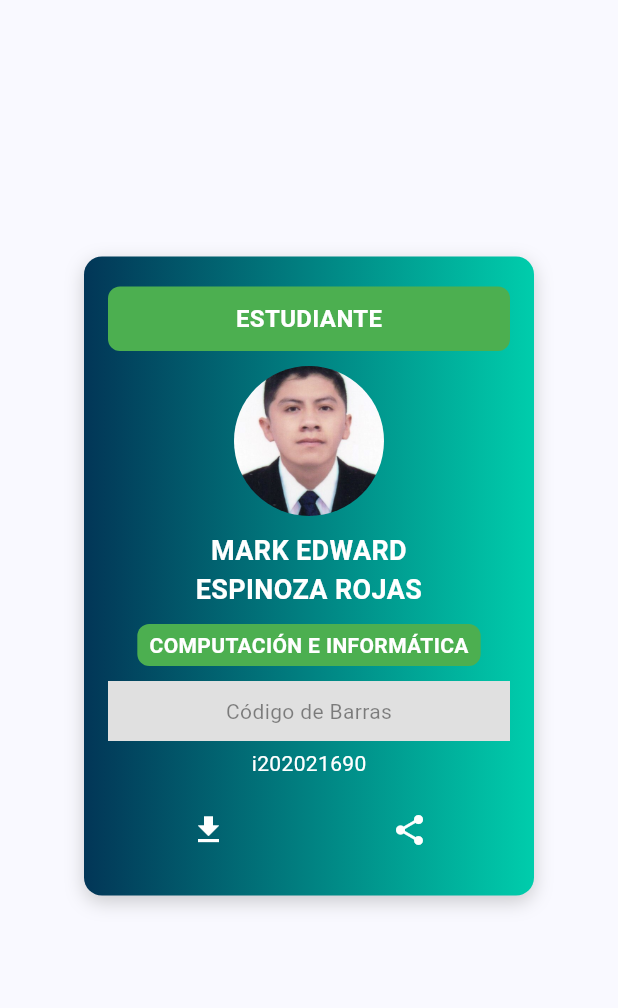
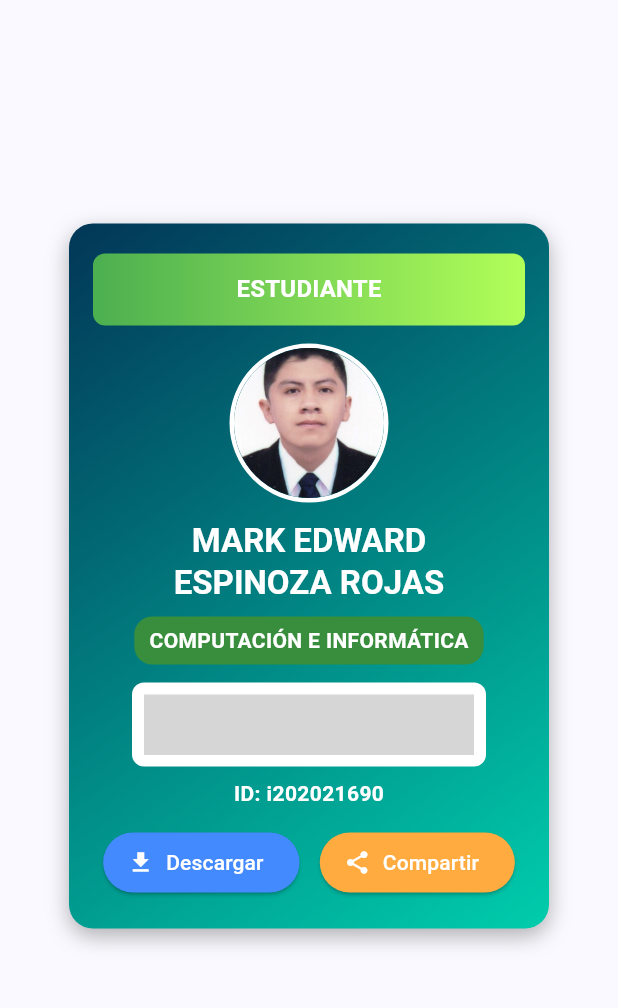
Before and after one commit to markedws21/mInstApp, a Flutter app: the MenuPage screen opened by its route, in the side drawer, after a tap on "MI CARNET", on a phone screen of 412 x 824 dp, the part 84-1092 px from its top. Run offline on Flutter 3.47's test engine with Material 3 defaults, Android fonts, the phone set to English and light mode, and no system bars; drawn by our look-alikes of barcode_widget; our stand-ins replace carousel_slider, go_router, google_fonts, table_calendar; grey boxes are pictures that could not be loaded.

Commit message:
Mejoras v2

```diff
--- a/minstapp/lib/Common/go_router.dart
+++ b/minstapp/lib/Common/go_router.dart
@@ -1,6 +1,6 @@
 import 'package:flutter/cupertino.dart';
 import 'package:go_router/go_router.dart';
-import 'package:minstapp/Pages/Carnet/cardPhoto_page.dart';
+import 'package:minstapp/Pages/Carnet/card_photopage.dart';
 import 'package:minstapp/Pages/splash_screen.dart';
 import 'package:minstapp/Pages/Calendario/calendario_page.dart';
 import 'package:minstapp/Pages/Horario/horario_page.dart';
--- a/minstapp/lib/pages/Carnet/cardPhoto_page.dart
+++ /dev/null
@@ -1,143 +0,0 @@
-// ignore_for_file: file_names
-import 'package:flutter/material.dart';
-import 'package:minstapp/widgets/default/scaffold.dart'; // Asegúrate de que DefaultScaffold esté definido correctamente.
-
-class CardPhotoPage extends StatelessWidget {
-  const CardPhotoPage({super.key});
-
-  @override
-  Widget build(BuildContext context) {
-    return WillPopScope(
-      onWillPop: () async => false,
-      child: DefaultScaffold(
-        title: 'MI CARNET',
-        body: Center(
-          child: Container(
-            width: 300, // Ancho del carnet
-            padding: const EdgeInsets.symmetric(vertical: 20, horizontal: 16),
-            decoration: BoxDecoration(
-              gradient: const LinearGradient(
-                colors: <Color>[
-                  Color(0xFF023657),
-                  Color(0xFF00CDAC),
-                ],
-              ),
-              borderRadius: BorderRadius.circular(12),
-              boxShadow: [
-                BoxShadow(
-                  color: Colors.grey.withOpacity(0.5),
-                  blurRadius: 10,
-                  offset: const Offset(0, 4),
-                ),
-              ],
-            ),
-            child: Column(
-              mainAxisSize: MainAxisSize.min,
-              children: [
-                // Encabezado verde con texto "ESTUDIANTE"
-                Container(
-                  padding: const EdgeInsets.all(10),
-                  decoration: BoxDecoration(
-                    color: Colors.green,
-                    borderRadius: BorderRadius.circular(8),
-                  ),
-                  child: Center(
-                    child: Text(
-                      'ESTUDIANTE',
-                      style: TextStyle(
-                        color: Colors.white,
-                        fontWeight: FontWeight.bold,
-                        fontSize: 16,
-                      ),
-                    ),
-                  ),
-                ),
-                const SizedBox(height: 10),
-                // Imagen del estudiante
-                ClipOval(
-                  child: Image.asset(
-                    "assets/images/foto_carnet.jpg", // URL de la imagen
-                    width: 100,
-                    height: 100,
-                    fit: BoxFit.cover,
-                  ),
-                ),
-                const SizedBox(height: 10),
-                // Nombre del estudiante
-                Text(
-                  'MARK EDWARD',
-                  textAlign: TextAlign.center,
-                  style: TextStyle(
-                    color: Colors.white,
-                    fontWeight: FontWeight.bold,
-                    fontSize: 18,
-                  ),
-                ),
-                // Nombre del estudiante
-                Text(
-                  'ESPINOZA ROJAS',
-                  textAlign: TextAlign.center,
-                  style: TextStyle(
-                    color: Colors.white,
-                    fontWeight: FontWeight.bold,
-                    fontSize: 18,
-                  ),
-                ),
-                const SizedBox(height: 10),
-                // Carrera
-                Container(
-                  padding: const EdgeInsets.symmetric(horizontal: 8, vertical: 4),
-                  decoration: BoxDecoration(
-                    color: Colors.green,
-                    borderRadius: BorderRadius.circular(8),
-                  ),
-                  child: Text(
-                    'COMPUTACIÓN E INFORMÁTICA',
-                    style: const TextStyle(
-                      color: Colors.white,
-                      fontWeight: FontWeight.bold,
-                      fontSize: 14,
-                    ),
-                  ),
-                ),
-                const SizedBox(height: 10),
-                // Código de barras (ejemplo simple)
-                Container(
-                  width: double.infinity,
-                  height: 40,
-                  color: Colors.grey.shade300,
-                  alignment: Alignment.center,
-                  child: const Text('Código de Barras', style: TextStyle(color: Colors.black45)),
-                ),
-                const SizedBox(height: 5),
-                // Código ID
-                Text(
-                  'i202021690',
-                  style: const TextStyle(
-                    color: Colors.white,
-                    fontSize: 14,
-                  ),
-                ),
-                const SizedBox(height: 10),
-                // Botones de descarga y compartir
-                Row(
-                  mainAxisAlignment: MainAxisAlignment.spaceAround,
-                  children: [
-                    IconButton(
-                      onPressed: () {},
-                      icon: const Icon(Icons.download, color: Colors.white),
-                    ),
-                    IconButton(
-                      onPressed: () {},
-                      icon: const Icon(Icons.share, color: Colors.white),
-                    ),
-                  ],
-                ),
-              ],
-            ),
-          ),
-        ),
-      ),
-    );
-  }
-}
--- /dev/null
+++ b/minstapp/lib/pages/Carnet/card_photopage.dart
@@ -0,0 +1,160 @@
+import 'package:flutter/material.dart';
+import 'package:minstapp/widgets/default/scaffold.dart';
+import 'package:barcode_widget/barcode_widget.dart';
+
+class CardPhotoPage extends StatelessWidget {
+  const CardPhotoPage({super.key});
+
+  @override
+  Widget build(BuildContext context) {
+    return WillPopScope(
+      onWillPop: () async => false,
+      child: DefaultScaffold(
+        title: 'MI CARNET',
+        body: Center(
+          child: Container(
+            width: 320, // Ancho del carnet mejorado
+            padding: const EdgeInsets.symmetric(vertical: 20, horizontal: 16),
+            decoration: BoxDecoration(
+              gradient: const LinearGradient(
+                begin: Alignment.topLeft,
+                end: Alignment.bottomRight,
+                colors: [
+                  Color(0xFF023657),
+                  Color(0xFF00CDAC),
+                ],
+              ),
+              borderRadius: BorderRadius.circular(16),
+              boxShadow: [
+                BoxShadow(
+                  color: Colors.black.withOpacity(0.3),
+                  blurRadius: 12,
+                  offset: const Offset(0, 5),
+                ),
+              ],
+            ),
+            child: Column(
+              mainAxisSize: MainAxisSize.min,
+              children: [
+                // Encabezado degradado
+                Container(
+                  width: double.infinity,
+                  padding: const EdgeInsets.all(12),
+                  decoration: BoxDecoration(
+                    gradient: const LinearGradient(
+                      colors: [Colors.green, Colors.lightGreenAccent],
+                    ),
+                    borderRadius: BorderRadius.circular(8),
+                  ),
+                  child: Center(
+                    child: Text(
+                      'ESTUDIANTE',
+                      style: Theme.of(context).textTheme.titleMedium!.copyWith(
+                            color: Colors.white,
+                            fontWeight: FontWeight.bold,
+                          ),
+                    ),
+                  ),
+                ),
+                const SizedBox(height: 12),
+                // Imagen del estudiante con borde
+                Container(
+                  decoration: BoxDecoration(
+                    shape: BoxShape.circle,
+                    border: Border.all(color: Colors.white, width: 3),
+                  ),
+                  child: ClipOval(
+                    child: Image.asset(
+                      "assets/images/foto_carnet.jpg",
+                      width: 100,
+                      height: 100,
+                      fit: BoxFit.cover,
+                    ),
+                  ),
+                ),
+                const SizedBox(height: 12),
+                // Nombre completo
+                Text(
+                  'MARK EDWARD\nESPINOZA ROJAS',
+                  textAlign: TextAlign.center,
+                  style: Theme.of(context).textTheme.titleLarge!.copyWith(
+                        color: Colors.white,
+                        fontWeight: FontWeight.bold,
+                      ),
+                ),
+                const SizedBox(height: 8),
+                // Carrera con fondo mejorado
+                Container(
+                  padding: const EdgeInsets.symmetric(horizontal: 10, vertical: 6),
+                  decoration: BoxDecoration(
+                    color: Colors.green.shade700,
+                    borderRadius: BorderRadius.circular(12),
+                  ),
+                  child: Text(
+                    'COMPUTACIÓN E INFORMÁTICA',
+                    style: const TextStyle(
+                      color: Colors.white,
+                      fontWeight: FontWeight.bold,
+                      fontSize: 14,
+                    ),
+                  ),
+                ),
+                const SizedBox(height: 12),
+                // Código de barras mejorado
+                Container(
+                  padding: const EdgeInsets.all(8),
+                  decoration: BoxDecoration(
+                    color: Colors.white,
+                    borderRadius: BorderRadius.circular(8),
+                  ),
+                  child: BarcodeWidget(
+                    barcode: Barcode.code128(),
+                    data: 'i202021690',
+                    width: 220,
+                    height: 40,
+                    drawText: false,
+                  ),
+                ),
+                const SizedBox(height: 8),
+                // Código ID
+                Text(
+                  'ID: i202021690',
+                  style: const TextStyle(
+                    color: Colors.white,
+                    fontSize: 14,
+                    fontWeight: FontWeight.bold,
+                  ),
+                ),
+                const SizedBox(height: 12),
+                // Botones de acción con iconos más elegantes
+                Row(
+                  mainAxisAlignment: MainAxisAlignment.spaceAround,
+                  children: [
+                    ElevatedButton.icon(
+                      onPressed: () {},
+                      icon: const Icon(Icons.download, color: Colors.white),
+                      label: const Text("Descargar"),
+                      style: ElevatedButton.styleFrom(
+                        backgroundColor: Colors.blueAccent,
+                        foregroundColor: Colors.white,
+                      ),
+                    ),
+                    ElevatedButton.icon(
+                      onPressed: () {},
+                      icon: const Icon(Icons.share, color: Colors.white),
+                      label: const Text("Compartir"),
+                      style: ElevatedButton.styleFrom(
+                        backgroundColor: Colors.orangeAccent,
+                        foregroundColor: Colors.white,
+                      ),
+                    ),
+                  ],
+                ),
+              ],
+            ),
+          ),
+        ),
+      ),
+    );
+  }
+}
--- a/minstapp/lib/pages/login/login_app.dart
+++ b/minstapp/lib/pages/login/login_app.dart
@@ -27,14 +27,12 @@ class LoginPageState extends State<LoginPage> {
       resizeToAvoidBottomInset: false,
       body: Stack(
         children: [
-          // Fondo de color sólido
           Container(
             color: const Color(0xFF023657),
           ),
-          // Imagen con animación de desvanecimiento
           AnimatedOpacity(
-            duration: const Duration(seconds: 1), // Duración del fade
-            opacity: _isImageLoaded ? 1.0 : 0.0, // Aparece suavemente
+            duration: const Duration(seconds: 1),
+            opacity: _isImageLoaded ? 1.0 : 0.0,
             child: Container(
               decoration: BoxDecoration(
                 image: DecorationImage(
@@ -67,7 +65,7 @@ class LoginPageState extends State<LoginPage> {
                   _buildButton("Ingresar", () => context.go('/menu')),
                   const SizedBox(height: 15),
                   InkWell(
-                    onTap: () => context.push('/auth'),
+                    onTap: () => context.go('/auth'),
                     child: Padding(
                       padding: const EdgeInsets.symmetric(horizontal: 20.0),
                       child: Text(
--- a/minstapp/lib/pages/menu/menu.dart
+++ b/minstapp/lib/pages/menu/menu.dart
@@ -1,15 +1,32 @@
 import 'package:carousel_slider/carousel_slider.dart';
 import 'package:flutter/material.dart';
 import 'package:google_fonts/google_fonts.dart';
-import 'package:minstapp/Pages/Notificaciones/notificaciones.dart';
 import 'package:minstapp/widgets/default/scaffold.dart';
 
-class MenuPage extends StatelessWidget {
-  MenuPage({super.key});
+class MenuPage extends StatefulWidget {
+  const MenuPage({super.key});
+
+  @override
+  MenuPageState createState() => MenuPageState();
+}
+
+class MenuPageState extends State<MenuPage> {
+  bool _isVisible = false;
+
   final List<String> images = [
     "assets/images/fond.jpg",
     "assets/images/cib.jpg",
   ];
+
+  @override
+  void initState() {
+    super.initState();
+    Future.delayed(const Duration(milliseconds: 300), () {
+      setState(() {
+        _isVisible = true;
+      });
+    });
+  }
 
   @override
   Widget build(BuildContext context) {
@@ -17,17 +34,47 @@ class MenuPage extends StatelessWidget {
       onWillPop: () async => false,
       child: DefaultScaffold(
         title: 'INICIO',
-        body: Column(
+        body: AnimatedOpacity(
+          opacity: _isVisible ? 1.0 : 0.0,
+          duration: const Duration(milliseconds: 500),
+          child: Column(
             crossAxisAlignment: CrossAxisAlignment.start,
             children: [
-            // Encabezado con imagen
-            Stack(
+              _buildHeader(),
+              _buildSectionTitle("RECIENTES"),
+              _buildRecentButtons(context),
+              _buildSectionTitle("PRÓXIMA CLASE"),
+              _buildNextClassSection(),
+              _buildSectionTitle("NOTICIAS"),
+              _buildNewsCarousel(),
+            ],
+          ),
+        ),
+      ),
+    );
+  }
+
+  Widget _buildHeader() {
+    return Stack(
       children: [
-                Image.asset(
-                  "assets/images/cib.jpg",
-                  width: double.infinity,
+        Container(
           height: 200,
+          decoration: BoxDecoration(
+            image: DecorationImage(
+              image: AssetImage("assets/images/cib.jpg"),
               fit: BoxFit.cover,
+            ),
+          ),
+        ),
+        Container(
+          height: 200,
+          decoration: BoxDecoration(
+            gradient: LinearGradient(
+              colors: [Colors.black.withOpacity(0.5), Colors.transparent],
+              begin: Alignment.bottomCenter,
+              end: Alignment.topCenter,
+            ),
+          ),
         ),
         const Positioned(
           left: 16,
@@ -42,162 +89,82 @@ class MenuPage extends StatelessWidget {
           ),
         ),
       ],
+    );
+  }
+
+  Widget _buildRecentButtons(BuildContext context) {
+    return Padding(
+      padding: const EdgeInsets.symmetric(horizontal: 16.0),
+      child: Center(
+        child: Column(
+          mainAxisAlignment: MainAxisAlignment.center,
+          crossAxisAlignment: CrossAxisAlignment.center,
+          children: [
+            Text("No hay actividades recientes.")
+          ],
         ),
+      ),
+    );
+  }
 
-            // Sección Recientes
-            Padding(
+  Widget _buildNewsCarousel() {
+    return Padding(
+      padding: const EdgeInsets.symmetric(horizontal: 16.0),
+      child: ClipRRect(
+        borderRadius: BorderRadius.circular(12),
+        child: CarouselSlider(
+          items: images.map((e) => ClipRRect(
+            borderRadius: BorderRadius.circular(12),
+            child: Stack(
+              children: [
+                Image.asset(e, fit: BoxFit.cover, width: double.infinity),
+                Container(
+                  decoration: BoxDecoration(
+                    gradient: LinearGradient(
+                      colors: [Colors.black.withOpacity(0.3), Colors.transparent],
+                      begin: Alignment.bottomCenter,
+                      end: Alignment.topCenter,
+                    ),
+                  ),
+                ),
+              ],
+            ),
+          )).toList(),
+          options: CarouselOptions(
+            height: 120,
+            autoPlay: true,
+            enlargeCenterPage: true,
+            autoPlayInterval: const Duration(seconds: 4),
+            autoPlayCurve: Curves.easeInOut,
+          ),
+        ),
+      ),
+    );
+  }
+
+  Widget _buildSectionTitle(String title) {
+    return Padding(
       padding: const EdgeInsets.all(16.0),
       child: Text(
-                "RECIENTES",
+        title,
         style: GoogleFonts.poppins(
           color: const Color(0xFF023657),
           fontSize: 20,
           fontWeight: FontWeight.bold,
         ),
       ),
-            ),
-            Row(
-              mainAxisAlignment: MainAxisAlignment.spaceEvenly,
-              children: [
-                ElevatedButton(
-                  onPressed: () async {
-                    await Navigator.push(
-                      context,
-                      MaterialPageRoute(
-                        builder: (context) => NotificacionesPage(),
-                      ),
-                    );
-                  },
-                  child: Text("Notificaciones"),
-                ),
-                ElevatedButton(
-                  onPressed: () async {
-                    await Navigator.push(
-                      context,
-                      MaterialPageRoute(
-                        builder: (context) => NotificacionesPage(),
-                      ),
-                    );
-                  },
-                  child: Text("Recientes"),
-                ),
-                ElevatedButton(
-                  onPressed: () async {
-                    await Navigator.push(
-                      context,
-                      MaterialPageRoute(
-                        builder: (context) => NotificacionesPage(),
-                      ),
-                    );
-                  },
-                  child: Text("Extras"),
-                ),
-              ],
-            ),
-
-            // Sección Próxima Clase
-            Padding(
-              padding: const EdgeInsets.all(16.0),
-              child: Text(
-                "PRÓXIMA CLASE",
-                style: GoogleFonts.poppins(
-                  fontSize: 20,
-                  color: const Color(0xFF023657),
-                  fontWeight: FontWeight.bold,
-                ),
-              ),
-            ),
-            _buildNextClassSection(),
-
-            // Sección Noticias
-            Padding(
-              padding: const EdgeInsets.only(
-                  top: 16, bottom: 10, right: 16, left: 16),
-              child: Text(
-                "NOTICIAS",
-                style: GoogleFonts.poppins(
-                  color: const Color(0xFF023657),
-                  fontSize: 20,
-                  fontWeight: FontWeight.bold,
-                ),
-              ),
-            ),
-            Padding(
-              padding: const EdgeInsets.only(
-                  top: 6, bottom: 10, right: 16, left: 16),
-              child: CarouselSlider(
-                items: images.map((e) => SizedBox(
-                      child: Center(
-                        child: Image.asset(
-                          e,
-                          fit: BoxFit.cover,
-                          width: double.infinity,
-                        ),
-                      ),
-                    )).toList(),
-                options: CarouselOptions(
-                  initialPage: 0,
-                  autoPlay: true,
-                  autoPlayInterval: const Duration(seconds: 4),
-                  autoPlayAnimationDuration:
-                      const Duration(milliseconds: 800),
-                  autoPlayCurve: Curves.easeInOut,
-                  enlargeCenterPage: true,
-                  enlargeFactor: 0.1,
-                  enlargeStrategy: CenterPageEnlargeStrategy.scale,
-                  height: 100,
-                  scrollDirection: Axis.horizontal,
-                  pageSnapping: true,
-                ),
-              ),
-            ),
-          ],
-        ),
-      ),
     );
   }
 
-  /// Método modular para la sección "PRÓXIMA CLASE"
   Widget _buildNextClassSection() {
     return Padding(
       padding: const EdgeInsets.symmetric(horizontal: 16.0),
-    child: Container(
-      padding: const EdgeInsets.all(8.0),
-      decoration: BoxDecoration(
-        borderRadius: BorderRadius.circular(8.0),
-      ),
-      child: Row(
-        crossAxisAlignment: CrossAxisAlignment.center,
-        mainAxisAlignment: MainAxisAlignment.spaceAround,
-        children: [
-          Column(
-            mainAxisAlignment: MainAxisAlignment.center,
-            children: [
-              Icon(Icons.access_time, size: 40, color: Color(0xFF023657)),
-              SizedBox(height: 4),
-              Text(
-                "LUNES",
-                style: GoogleFonts.poppins(
-                  fontSize: 14,
-                  fontWeight: FontWeight.bold,
-                  color: Color(0xFF023657),
-                ),
-              ),
-              Text(
-                "11:00 AM",
-                style: GoogleFonts.poppins(
-                  fontSize: 12,
-                  fontWeight: FontWeight.w500,
-                  color: Color(0xFF023657),
-                ),
-              ),
-            ],
-          ),
-          // Detalles de la clase
-          SizedBox(width: 20),
-          Expanded(
+      child: Card(
+        elevation: 4,
+        shape: RoundedRectangleBorder(borderRadius: BorderRadius.circular(12)),
+        child: Padding(
+          padding: const EdgeInsets.all(16.0),
           child: Column(
-              mainAxisAlignment: MainAxisAlignment.center,
             crossAxisAlignment: CrossAxisAlignment.start,
             children: [
               Text(
@@ -208,44 +175,35 @@ Widget _buildNextClassSection() {
                   color: Color(0xFF023657),
                 ),
               ),
-                Text(
-                  "E-103 - T5DN",
-                  style: GoogleFonts.poppins(
-                    fontSize: 12,
-                    fontWeight: FontWeight.w500,
-                    color: Color(0xFF023657),
+              SizedBox(height: 4),
+              Row(
+                children: [
+                  Icon(Icons.access_time, color: Color(0xFF023657)),
+                  SizedBox(width: 8),
+                  Text("Lunes - 11:00 AM",
+                      style: GoogleFonts.poppins(fontSize: 12)),
+                ],
               ),
+              SizedBox(height: 4),
+              Row(
+                children: [
+                  Icon(Icons.class_, color: Color(0xFF023657)),
+                  SizedBox(width: 8),
+                  Text("Aula E-103 - T5DN",
+                      style: GoogleFonts.poppins(fontSize: 12)),
+                ],
+              ),
+              SizedBox(height: 4),
+              Row(
+                children: [
+                  Icon(Icons.person, color: Color(0xFF023657)),
+                  SizedBox(width: 8),
+                  Text("Espinoza Rojas Mark Edward",
+                      style: GoogleFonts.poppins(fontSize: 12)),
+                ],
               ),
             ],
           ),
-          ),
-          // Información del docente
-          SizedBox(width: 20),
-          Expanded(
-            child: Column(
-              mainAxisAlignment: MainAxisAlignment.center,
-              crossAxisAlignment: CrossAxisAlignment.start,
-              children: [
-                Text(
-                  "DOCENTE:",
-                  style: GoogleFonts.poppins(
-                    fontSize: 12,
-                    fontWeight: FontWeight.bold,
-                    color: Color(0xFF023657),
-                  ),
-                ),
-                Text(
-                  "ESPINOZA ROJAS\nMARK EDWARD",
-                  style: GoogleFonts.poppins(
-                    fontSize: 12,
-                    fontWeight: FontWeight.w500,
-                    color: Color(0xFF023657),
-                  ),
-                ),
-              ],
-            ),
-          ),
-        ],
         ),
       ),
     );
--- a/minstapp/pubspec.yaml
+++ b/minstapp/pubspec.yaml
@@ -34,6 +34,7 @@ dependencies:
     sdk: flutter
   intl: any
   google_fonts: ^6.2.1
+  barcode_widget: ^2.0.4
   cupertino_icons: ^1.0.8
   carousel_slider: ^5.0.0
   table_calendar: ^3.1.2
```
Also changed, not shown: minstapp/pubspec.lock. Lines whose indentation alone changed are shown as unchanged.
